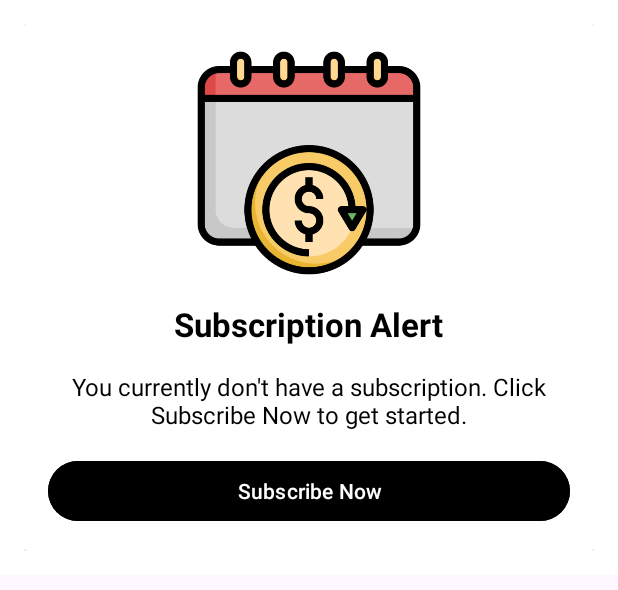
After one commit to LeoOdaya117/FitnessAPP, an Android app: the layout subscribenow.xml on its own in the app's theme, with its tools: preview values and no code run, on a phone screen of 412 x 824 dp. The commit adds this screen. Shown: the top 590 px of the screen. Run offline under Robolectric (Android 15) with nearby library versions, the light colour scheme and no system bars.

Commit message:
Current Status 03/29/24

```diff
--- /dev/null
+++ b/app/src/main/res/layout/subscribenow.xml
@@ -0,0 +1,71 @@
+<!-- popup_subscription_alert.xml -->
+<RelativeLayout xmlns:android="http://schemas.android.com/apk/res/android"
+    xmlns:app="http://schemas.android.com/apk/res-auto"
+    android:layout_width="match_parent"
+    android:layout_height="wrap_content"
+    android:background="@color/white"
+    android:padding="16dp">
+
+    <!-- Card Background -->
+    <androidx.cardview.widget.CardView
+        android:layout_width="match_parent"
+        android:layout_height="wrap_content"
+        android:backgroundTint="@color/white">
+
+        <!-- Modal Content -->
+        <RelativeLayout
+            android:layout_width="match_parent"
+            android:layout_height="wrap_content"
+            android:padding="16dp">
+
+            <!-- Subscription Icon -->
+            <ImageView
+                android:id="@+id/subscriptionIconImageView"
+                android:layout_width="249dp"
+                android:layout_height="153dp"
+                android:layout_centerHorizontal="true"
+                android:layout_marginBottom="16dp"
+                android:src="@drawable/subscriptioncolored" />
+
+            <!-- Title -->
+            <TextView
+                android:id="@+id/titleTextView"
+                android:layout_width="wrap_content"
+                android:layout_height="wrap_content"
+                android:text="Subscription Alert"
+                android:textSize="22sp"
+                android:textStyle="bold"
+                android:textColor="@color/black"
+                android:layout_centerHorizontal="true"
+                android:layout_below="@id/subscriptionIconImageView"
+                android:layout_marginBottom="16dp"/>
+
+            <!-- Subscription Details -->
+            <TextView
+                android:id="@+id/subscriptionDetailsTextView"
+                android:layout_width="wrap_content"
+                android:layout_height="wrap_content"
+                android:text="You currently don't have a subscription. Click Subscribe Now to get started."
+                android:textSize="16sp"
+                android:textAlignment="center"
+                android:textColor="@color/black"
+                android:layout_centerHorizontal="true"
+                android:layout_below="@id/titleTextView"
+                android:layout_marginBottom="16dp"/>
+
+            <!-- Action Button -->
+            <Button
+                android:id="@+id/renewButton"
+                android:layout_width="match_parent"
+                android:layout_height="wrap_content"
+                android:text="Subscribe Now"
+                android:backgroundTint="@color/black"
+                android:textColor="@android:color/white"
+                android:layout_below="@id/subscriptionDetailsTextView" />
+
+            <!-- Dismiss Button -->
+
+        </RelativeLayout>
+    </androidx.cardview.widget.CardView>
+
+</RelativeLayout>
--- a/app/src/main/res/values/colors.xml
+++ b/app/src/main/res/values/colors.xml
@@ -11,7 +11,7 @@
     <color name="no_internet_bg">#DDDADA</color>
     <color name="red">#FF0000</color>
     <color name="bottom_nav_color">#FF0000</color> <!-- Replace #FF0000 with your desired color code -->
-
+    <color name="orange">#FF5722</color>
     <color name="icon_normal">#A5A5A5</color> <!-- Default color for the icon -->
     <color name="icon_pressed">#050505</color> <!-- Color when the icon is pressed -->
     <color name="icon_focused">#00AAFF</color> <!-- Color when the icon is focused -->
```
Also changed, not shown: app/src/main/java/com/example/fitnessapplication/Subscription.java (+40 -0 lines), app/src/main/java/com/example/fitnessapplication/WEB.java (+49 -2 lines).
